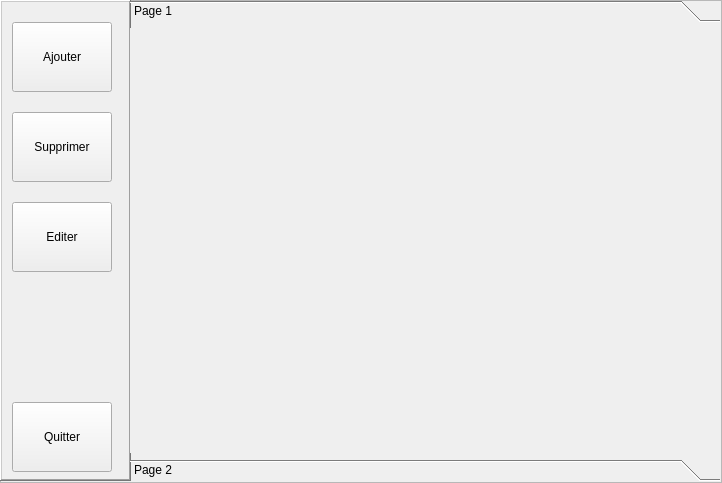
KaneRoot/ihmsem6a, file ui/frameAdmin.ui: the form before one commit.
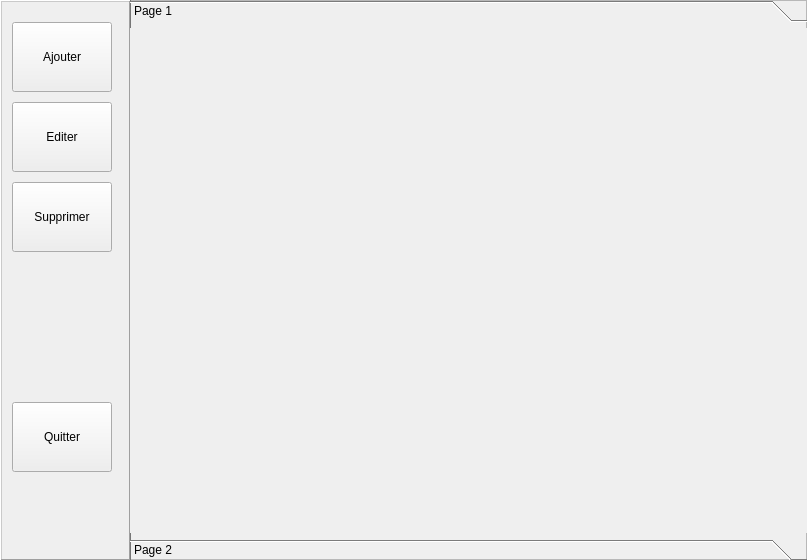
The form after the commit.

Commit message: Modif. interface Admin

The edit to the form file:
```diff
--- a/ui/frameAdmin.ui
+++ b/ui/frameAdmin.ui
@@ -6,8 +6,8 @@
    <rect>
     <x>0</x>
     <y>0</y>
-    <width>722</width>
-    <height>483</height>
+    <width>807</width>
+    <height>560</height>
    </rect>
   </property>
   <property name="windowTitle">
@@ -25,7 +25,7 @@
      <x>0</x>
      <y>0</y>
      <width>131</width>
-     <height>481</height>
+     <height>561</height>
     </rect>
    </property>
    <property name="frameShape">
@@ -43,7 +43,7 @@
       <x>0</x>
       <y>0</y>
       <width>127</width>
-      <height>477</height>
+      <height>557</height>
      </rect>
     </property>
     <widget class="QPushButton" name="btn_ajout">
@@ -63,7 +63,7 @@
      <property name="geometry">
       <rect>
        <x>10</x>
-       <y>110</y>
+       <y>180</y>
        <width>100</width>
        <height>70</height>
       </rect>
@@ -76,7 +76,7 @@
      <property name="geometry">
       <rect>
        <x>10</x>
-       <y>200</y>
+       <y>100</y>
        <width>100</width>
        <height>70</height>
       </rect>
@@ -105,8 +105,8 @@
     <rect>
      <x>130</x>
      <y>0</y>
-     <width>590</width>
-     <height>481</height>
+     <width>681</width>
+     <height>561</height>
     </rect>
    </property>
    <property name="currentIndex">
@@ -117,8 +117,8 @@
      <rect>
       <x>0</x>
       <y>0</y>
-      <width>590</width>
-      <height>419</height>
+      <width>671</width>
+      <height>497</height>
      </rect>
     </property>
     <attribute name="label">
```
Left out of the diff: 4 changed lines with no effect on the pictures. The commit also changes 15 other files.
